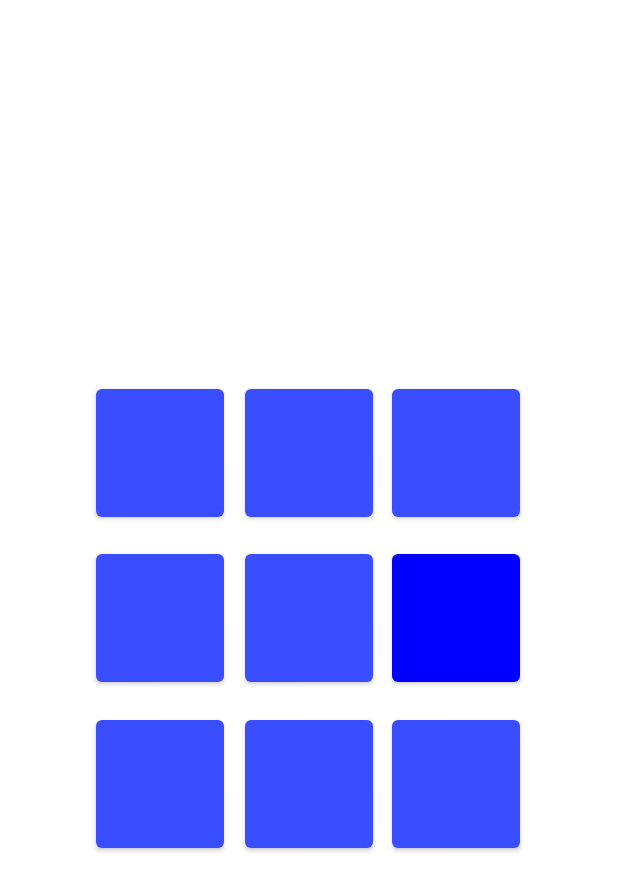
After one commit to NateAgcaoili/Android-Simon-Says-Game, an Android app: the GameActivity screen opened directly, with no data from a screen before it, on a phone screen of 412 x 824 dp. The commit adds this screen. Shown: the top 891 px of the screen. Run offline under Robolectric (Android 15) with nearby library versions, the phone set to English and light mode, and no system bars.

Commit message:
Created buttons for game screen

```diff
--- a/SimonSays/app/src/main/AndroidManifest.xml
+++ b/SimonSays/app/src/main/AndroidManifest.xml
@@ -9,6 +9,7 @@
         android:roundIcon="@mipmap/ic_launcher_round"
         android:supportsRtl="true"
         android:theme="@style/Theme.SimonSays">
+        <activity android:name=".GameActivity"></activity>
         <activity android:name=".MainActivity">
             <intent-filter>
                 <action android:name="android.intent.action.MAIN" />
--- /dev/null
+++ b/SimonSays/app/src/main/java/com/georgiasouthern/simonsays/GameActivity.java
@@ -0,0 +1,68 @@
+package com.georgiasouthern.simonsays;
+
+import androidx.appcompat.app.AppCompatActivity;
+
+import android.graphics.Color;
+import android.os.Bundle;
+import android.widget.Button;
+
+import java.util.ArrayList;
+import java.util.Random;
+import java.util.concurrent.TimeUnit;
+
+public class GameActivity extends AppCompatActivity {
+
+    int currentRound;
+    boolean running;
+    boolean playerTurn;
+    Button[] buttons;
+    ArrayList<Integer> simonSequence = new ArrayList<Integer>();
+
+    @Override
+    protected void onCreate(Bundle savedInstanceState) {
+        super.onCreate(savedInstanceState);
+        getSupportActionBar().hide();
+        setContentView(R.layout.activity_game);
+
+        currentRound = 1;
+        running = true;
+        playerTurn = false;
+        buttons = new Button[]{
+                findViewById(R.id.butOne), findViewById(R.id.butTwo), findViewById(R.id.butThree),
+                findViewById(R.id.butFour), findViewById(R.id.butFive), findViewById(R.id.butSix),
+                findViewById(R.id.butSeven), findViewById(R.id.butEight), findViewById(R.id.butNine)};
+        addToSequence();
+        try {
+            displaySequence();
+        } catch (InterruptedException e) {
+            e.printStackTrace();
+        }
+
+
+    }
+
+    @Override
+    public void onBackPressed() {
+
+    }
+
+    public void addToSequence() {
+        Random rand = new Random();
+        int newInt = rand.nextInt(8);
+        simonSequence.add(newInt);
+    }
+
+    public void displaySequence() throws InterruptedException {
+        for (int i = 0; i < simonSequence.size(); i++) {
+            buttons[simonSequence.get(i)].setBackgroundColor(Color.GREEN);
+            TimeUnit.SECONDS.sleep(10);
+            buttons[simonSequence.get(i)].setBackgroundColor(Color.BLUE);
+        }
+    }
+
+    public void playGame(boolean isPlayersTurn) {
+        if (!running) {
+
+        }
+    }
+}
--- a/SimonSays/app/src/main/java/com/georgiasouthern/simonsays/MainActivity.java
+++ b/SimonSays/app/src/main/java/com/georgiasouthern/simonsays/MainActivity.java
@@ -2,15 +2,21 @@ package com.georgiasouthern.simonsays;
 
 import androidx.appcompat.app.AppCompatActivity;
 
+import android.content.Intent;
 import android.os.Bundle;
-import android.view.Window;
+import android.view.View;
 
 public class MainActivity extends AppCompatActivity {
-    public boolean[] decision = new boolean[10];
+
     @Override
     protected void onCreate(Bundle savedInstanceState) {
         super.onCreate(savedInstanceState);
         getSupportActionBar().hide();
         setContentView(R.layout.activity_main);
     }
+
+    public void playClick(View view) {
+        Intent intent = new Intent(this, GameActivity.class);
+        startActivity(intent);
+    }
 }
--- /dev/null
+++ b/SimonSays/app/src/main/res/layout/activity_game.xml
@@ -0,0 +1,138 @@
+<?xml version="1.0" encoding="utf-8"?>
+<androidx.constraintlayout.widget.ConstraintLayout xmlns:android="http://schemas.android.com/apk/res/android"
+    xmlns:app="http://schemas.android.com/apk/res-auto"
+    xmlns:tools="http://schemas.android.com/tools"
+    android:layout_width="match_parent"
+    android:layout_height="match_parent"
+    tools:context=".GameActivity">
+
+    <Button
+        android:id="@+id/butFive"
+        android:layout_width="85dp"
+        android:layout_height="85dp"
+        android:insetTop="0dp"
+        android:insetBottom="0dp"
+        app:backgroundTint="@color/blue"
+        app:iconTint="@color/purple_700"
+        app:layout_constraintBottom_toBottomOf="parent"
+        app:layout_constraintEnd_toEndOf="parent"
+        app:layout_constraintStart_toStartOf="parent"
+        app:layout_constraintTop_toTopOf="parent" />
+
+    <Button
+        android:id="@+id/butTwo"
+        android:layout_width="85dp"
+        android:layout_height="85dp"
+        android:insetTop="0dp"
+        android:insetBottom="0dp"
+        app:backgroundTint="@color/blue"
+        app:iconTint="@color/purple_700"
+        app:layout_constraintBottom_toBottomOf="parent"
+        app:layout_constraintEnd_toEndOf="parent"
+        app:layout_constraintStart_toStartOf="parent"
+        app:layout_constraintTop_toTopOf="parent"
+        app:layout_constraintVertical_bias="0.351" />
+
+    <Button
+        android:id="@+id/butThree"
+        android:layout_width="85dp"
+        android:layout_height="85dp"
+        android:insetTop="0dp"
+        android:insetBottom="0dp"
+        app:backgroundTint="@color/blue"
+        app:iconTint="@color/purple_700"
+        app:layout_constraintBottom_toBottomOf="parent"
+        app:layout_constraintEnd_toEndOf="parent"
+        app:layout_constraintHorizontal_bias="0.8"
+        app:layout_constraintStart_toStartOf="parent"
+        app:layout_constraintTop_toTopOf="parent"
+        app:layout_constraintVertical_bias="0.351" />
+
+    <Button
+        android:id="@+id/butSix"
+        android:layout_width="85dp"
+        android:layout_height="85dp"
+        android:insetTop="0dp"
+        android:insetBottom="0dp"
+        app:backgroundTint="@color/blue"
+        app:iconTint="@color/purple_700"
+        app:layout_constraintBottom_toBottomOf="parent"
+        app:layout_constraintEnd_toEndOf="parent"
+        app:layout_constraintHorizontal_bias="0.8"
+        app:layout_constraintStart_toStartOf="parent"
+        app:layout_constraintTop_toTopOf="parent" />
+
+    <Button
+        android:id="@+id/butNine"
+        android:layout_width="85dp"
+        android:layout_height="85dp"
+        android:insetTop="0dp"
+        android:insetBottom="0dp"
+        app:backgroundTint="@color/blue"
+        app:iconTint="@color/purple_700"
+        app:layout_constraintBottom_toBottomOf="parent"
+        app:layout_constraintEnd_toEndOf="parent"
+        app:layout_constraintHorizontal_bias="0.8"
+        app:layout_constraintStart_toStartOf="parent"
+        app:layout_constraintTop_toTopOf="parent"
+        app:layout_constraintVertical_bias="0.65" />
+
+    <Button
+        android:id="@+id/butOne"
+        android:layout_width="85dp"
+        android:layout_height="85dp"
+        android:insetTop="0dp"
+        android:insetBottom="0dp"
+        app:backgroundTint="@color/blue"
+        app:iconTint="@color/purple_700"
+        app:layout_constraintBottom_toBottomOf="parent"
+        app:layout_constraintEnd_toEndOf="parent"
+        app:layout_constraintHorizontal_bias="0.196"
+        app:layout_constraintStart_toStartOf="parent"
+        app:layout_constraintTop_toTopOf="parent"
+        app:layout_constraintVertical_bias="0.351" />
+
+    <Button
+        android:id="@+id/butFour"
+        android:layout_width="85dp"
+        android:layout_height="85dp"
+        android:insetTop="0dp"
+        android:insetBottom="0dp"
+        app:backgroundTint="@color/blue"
+        app:iconTint="@color/purple_700"
+        app:layout_constraintBottom_toBottomOf="parent"
+        app:layout_constraintEnd_toEndOf="parent"
+        app:layout_constraintHorizontal_bias="0.196"
+        app:layout_constraintStart_toStartOf="parent"
+        app:layout_constraintTop_toTopOf="parent" />
+
+    <Button
+        android:id="@+id/butSeven"
+        android:layout_width="85dp"
+        android:layout_height="85dp"
+        android:insetTop="0dp"
+        android:insetBottom="0dp"
+        app:backgroundTint="@color/blue"
+        app:iconTint="@color/purple_700"
+        app:layout_constraintBottom_toBottomOf="parent"
+        app:layout_constraintEnd_toEndOf="parent"
+        app:layout_constraintHorizontal_bias="0.196"
+        app:layout_constraintStart_toStartOf="parent"
+        app:layout_constraintTop_toTopOf="parent"
+        app:layout_constraintVertical_bias="0.65" />
+
+    <Button
+        android:id="@+id/butEight"
+        android:layout_width="85dp"
+        android:layout_height="85dp"
+        android:insetTop="0dp"
+        android:insetBottom="0dp"
+        app:backgroundTint="@color/blue"
+        app:iconTint="@color/purple_700"
+        app:layout_constraintBottom_toBottomOf="parent"
+        app:layout_constraintEnd_toEndOf="parent"
+        app:layout_constraintStart_toStartOf="parent"
+        app:layout_constraintTop_toTopOf="parent"
+        app:layout_constraintVertical_bias="0.65" />
+
+</androidx.constraintlayout.widget.ConstraintLayout>
--- a/SimonSays/app/src/main/res/layout/activity_main.xml
+++ b/SimonSays/app/src/main/res/layout/activity_main.xml
@@ -12,6 +12,7 @@
         style="@style/Widget.AppCompat.Button.Borderless"
         android:layout_width="194dp"
         android:layout_height="69dp"
+        android:onClick="playClick"
         android:padding="2dp"
         android:scaleType="centerCrop"
         app:layout_constraintBottom_toBottomOf="parent"
--- a/SimonSays/app/src/main/res/values/themes.xml
+++ b/SimonSays/app/src/main/res/values/themes.xml
@@ -2,9 +2,9 @@
     <!-- Base application theme. -->
     <style name="Theme.SimonSays" parent="Theme.MaterialComponents.DayNight.DarkActionBar">
         <!-- Primary brand color. -->
-        <item name="colorPrimary">@color/blue</item>
+        <item name="colorPrimary">@color/purple_200</item>
         <item name="colorPrimaryVariant">@color/blue</item>
-        <item name="colorOnPrimary">@color/blue</item>
+        <item name="colorOnPrimary">@color/purple_700</item>
         <!-- Secondary brand color. -->
         <item name="colorSecondary">@color/blue</item>
         <item name="colorSecondaryVariant">@color/blue</item>
```
